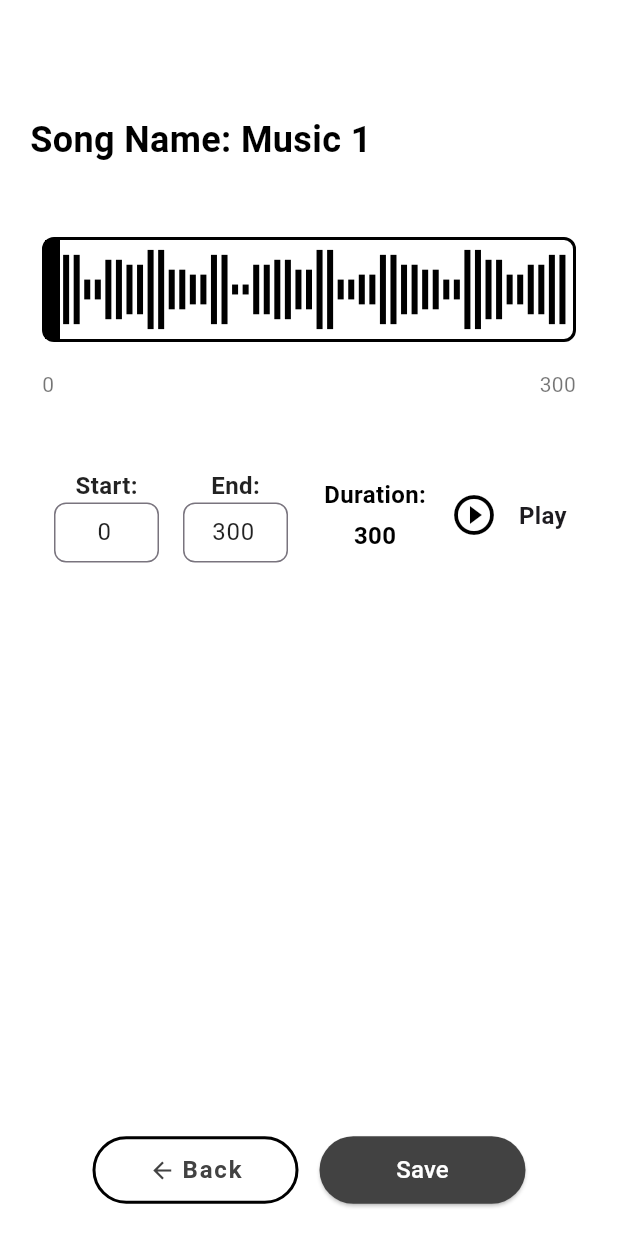
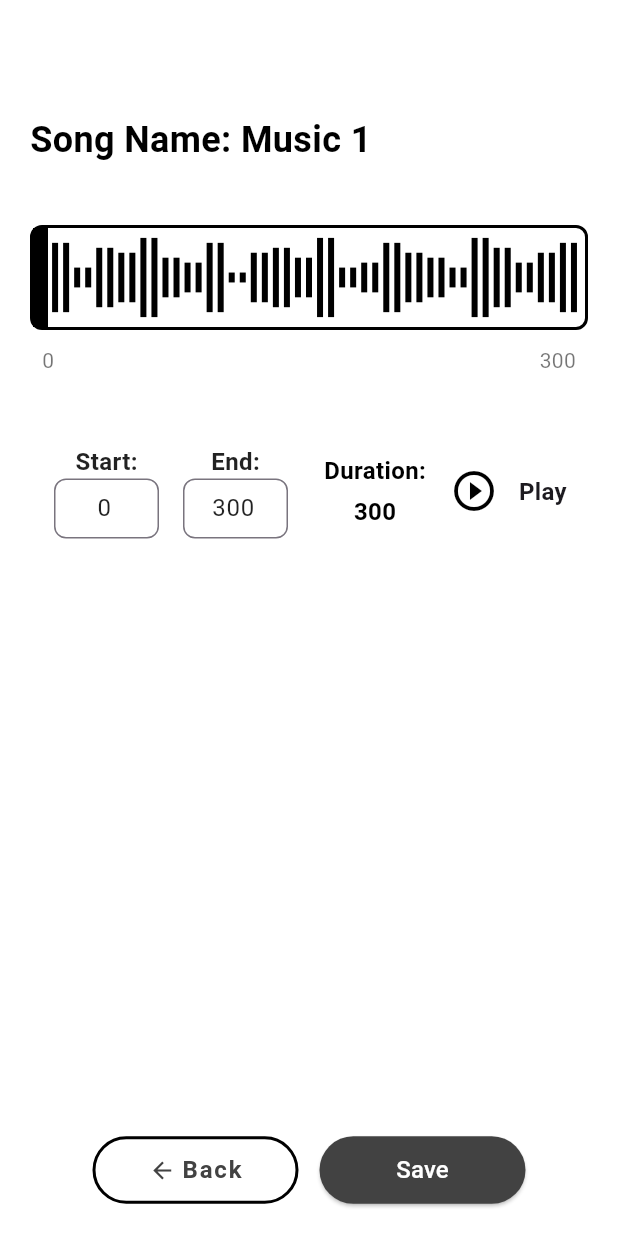
Before and after one commit to Amanbig/template, a Flutter app: the screen it shows after launch, after a tap on "Crop Music", on a phone screen of 412 x 824 dp. Run offline on Flutter 3.47's test engine with Material 3 defaults, Android fonts, the light colour scheme and no system bars; our stand-ins replace audioplayers, file_picker, flutter_riverpod; missing offline and left inert: ffmpeg_kit_flutter; Roboto replaces fonts that are missing (Times New Roman).

Commit message:
stopped back navigation

```diff
--- a/lib/components/home_page_buttons.dart
+++ b/lib/components/home_page_buttons.dart
@@ -28,7 +28,7 @@ class HomePageButtons extends ConsumerWidget {
               // Pass selected music data to AudioCropperPage
               Navigator.push(
                 context,
-                MaterialPageRoute(
+                CupertinoPageRoute(
                   builder: (context) => AudioCropperPage(),
                 ),
               );
--- a/lib/pages/crop_page.dart
+++ b/lib/pages/crop_page.dart
@@ -270,9 +270,7 @@ class _AudioCropperPageState extends ConsumerState<AudioCropperPage> {
   }
 
   Widget _buildWaveformDisplay() {
-    return Padding(
-      padding: const EdgeInsets.all(8.0),
-      child: Container(
+    return Container(
       height: 70,
       decoration: BoxDecoration(
         border: Border.all(color: Colors.black, width: 2),
@@ -316,7 +314,6 @@ class _AudioCropperPageState extends ConsumerState<AudioCropperPage> {
           );
         },
       ),
-      ),
     );
   }
 
@@ -345,6 +342,7 @@ class _AudioCropperPageState extends ConsumerState<AudioCropperPage> {
         Positioned(
           left: (start / totalDuration) * containerWidth,
           child: GestureDetector(
+            behavior: HitTestBehavior.translucent,
             onHorizontalDragUpdate: (details) {
               setState(() {
                 final newStart = start +
@@ -365,6 +363,7 @@ class _AudioCropperPageState extends ConsumerState<AudioCropperPage> {
           left: ((end / totalDuration) * containerWidth) -
               10, // Subtract handle width
           child: GestureDetector(
+            behavior: HitTestBehavior.translucent,
             onHorizontalDragUpdate: (details) {
               setState(() {
                 final newEnd = end +
```
Lines whose indentation alone changed are shown as unchanged.
